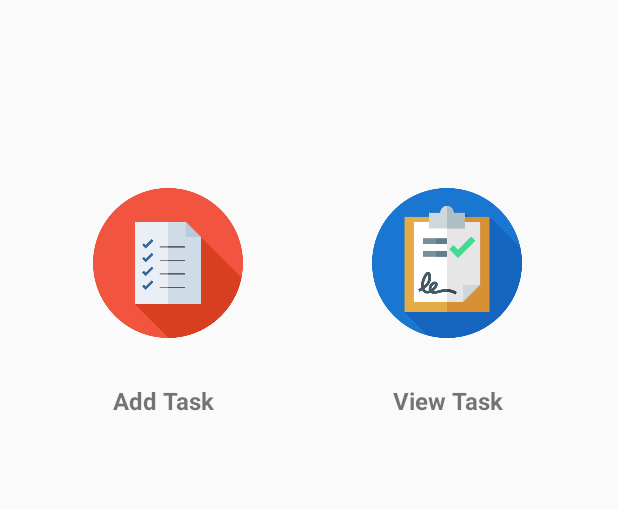
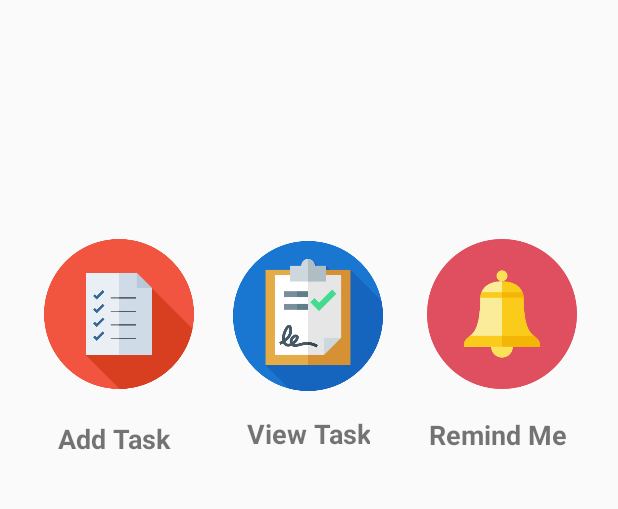
Before and after one commit to Treslang/Task-Master, an Android app: the Home screen opened directly, with no data from a screen before it, on a phone screen of 412 x 824 dp, the part 457-966 px from its top. Run offline under Robolectric (Android 15) with nearby library versions, the phone set to English and light mode, and no system bars.

Commit message:
app update

```diff
--- a/app/build.gradle
+++ b/app/build.gradle
@@ -8,7 +8,7 @@ android {
 
     defaultConfig {
         applicationId "com.example.taskmaster"
-        minSdkVersion 19
+        minSdkVersion 26
         targetSdkVersion 30
         versionCode 1
         versionName "1.0"
@@ -31,10 +31,12 @@ android {
 dependencies {
 
     implementation 'androidx.appcompat:appcompat:1.2.0'
+
     implementation 'com.google.android.material:material:1.2.1'
     implementation 'androidx.constraintlayout:constraintlayout:2.0.4'
     implementation fileTree(dir: 'libs', include: ['*.jar'])
     implementation 'com.google.android.material:material:1.3.0-alpha03'
+    implementation 'androidx.legacy:legacy-support-v4:1.0.0'
     testImplementation 'junit:junit:4.+'
     androidTestImplementation 'androidx.test.ext:junit:1.1.2'
     androidTestImplementation 'androidx.test.espresso:espresso-core:3.3.0'
--- a/app/src/main/AndroidManifest.xml
+++ b/app/src/main/AndroidManifest.xml
@@ -37,6 +37,8 @@
             android:parentActivityName=".MainActivity" />
         <activity android:name=".Home" />
 
+        <receiver android:name=".ReminderBroadcast"/>
+
     </application>
 
 </manifest>
--- a/app/src/main/java/com/example/taskmaster/Home.java
+++ b/app/src/main/java/com/example/taskmaster/Home.java
@@ -2,19 +2,26 @@ package com.example.taskmaster;
 
 import androidx.appcompat.app.AppCompatActivity;
 
+import android.app.AlarmManager;
+import android.app.NotificationChannel;
+import android.app.NotificationManager;
+import android.app.PendingIntent;
 import android.content.Intent;
+import android.os.Build;
 import android.os.Bundle;
 import android.view.View;
 import android.widget.ImageButton;
+import android.widget.Toast;
 
 public class Home extends AppCompatActivity {
     public ImageButton profile;
     public ImageButton daily;
-    public ImageButton weekly;
+    public ImageButton remind;
     @Override
     protected void onCreate(Bundle savedInstanceState) {
         super.onCreate(savedInstanceState);
         setContentView(R.layout.activity_home);
+        createNotificationChannel();
 
     profile = (ImageButton)findViewById(R.id.imageButton);
     profile.setOnClickListener(new View.OnClickListener() {
@@ -22,6 +29,27 @@ public class Home extends AppCompatActivity {
         public void onClick(View v) {
             openProfileActivity();
         }
+    });
+        remind = (ImageButton) findViewById(R.id.imageButton3);
+        remind.setOnClickListener(new View.OnClickListener() {
+        @Override
+        public void onClick(View v) {
+
+            Toast.makeText(Home.this, "Reminder Set", Toast.LENGTH_SHORT).show();
+
+            Intent intent = new Intent(Home.this,ReminderBroadcast.class);
+            PendingIntent pendingIntent = PendingIntent.getBroadcast(Home.this, 0, intent, 0);
+
+            AlarmManager alarmManager = (AlarmManager) getSystemService(ALARM_SERVICE);
+
+            long timeAtButtonClick = System.currentTimeMillis();
+            long tenSecondsInMillis = 1000 * 10;
+
+            alarmManager.set(AlarmManager.RTC_WAKEUP, timeAtButtonClick + tenSecondsInMillis, pendingIntent);
+
+        }
+
+
     });
 
 
@@ -50,4 +78,18 @@ public class Home extends AppCompatActivity {
         Intent profile = new Intent(this, Profile.class);
         startActivity(profile);
     }
+
+    private void createNotificationChannel(){
+
+        if (Build.VERSION.SDK_INT >= Build.VERSION_CODES.ECLAIR_0_1){
+            CharSequence name = "LemubitReminderChannel";
+            String description = "Channel for Lemubit Reminder";
+            int importance = NotificationManager.IMPORTANCE_DEFAULT;
+            NotificationChannel channel = new NotificationChannel("notifyLemubit" , name, importance);
+            channel.setDescription(description);
+
+            NotificationManager notificationManager = getSystemService(NotificationManager.class);
+            notificationManager.createNotificationChannel(channel);
+        }
+    }
 }
--- /dev/null
+++ b/app/src/main/res/drawable/ic_notification_appicon.xml
@@ -0,0 +1,4 @@
+<?xml version="1.0" encoding="utf-8"?>
+<selector xmlns:android="http://schemas.android.com/apk/res/android">
+
+</selector>
--- a/app/src/main/res/layout/activity_home.xml
+++ b/app/src/main/res/layout/activity_home.xml
@@ -18,17 +18,33 @@
         app:layout_constraintTop_toTopOf="parent"
         app:layout_constraintVertical_bias="0.058" />
 
+
     <ImageButton
         android:id="@+id/imageButton"
         android:layout_width="100dp"
         android:layout_height="100dp"
+        android:layout_marginStart="26dp"
+        android:layout_marginEnd="28dp"
+        android:layout_marginBottom="9dp"
         android:background="@drawable/weekly"
         app:layout_constraintBottom_toBottomOf="parent"
+        app:layout_constraintEnd_toStartOf="@+id/imageButton3"
+        app:layout_constraintHorizontal_bias="0.0"
+        app:layout_constraintStart_toEndOf="@+id/imageButton2"
+        app:layout_constraintTop_toTopOf="parent"
+        app:layout_constraintVertical_bias="0.651" />
+
+    <ImageButton
+        android:id="@+id/imageButton3"
+        android:layout_width="100dp"
+        android:layout_height="100dp"
+        android:background="@drawable/bell"
+        app:layout_constraintBottom_toBottomOf="parent"
         app:layout_constraintEnd_toEndOf="parent"
-        app:layout_constraintHorizontal_bias="0.794"
+        app:layout_constraintHorizontal_bias="0.913"
         app:layout_constraintStart_toStartOf="parent"
         app:layout_constraintTop_toTopOf="parent"
-        app:layout_constraintVertical_bias="0.594" />
+        app:layout_constraintVertical_bias="0.641" />
 
     <ImageButton
         android:id="@+id/imageButton2"
@@ -36,11 +52,11 @@
         android:layout_height="100dp"
         android:background="@drawable/daily"
         app:layout_constraintBottom_toBottomOf="parent"
-        app:layout_constraintEnd_toStartOf="@+id/imageButton"
-        app:layout_constraintHorizontal_bias="0.421"
+        app:layout_constraintEnd_toEndOf="parent"
+        app:layout_constraintHorizontal_bias="0.093"
         app:layout_constraintStart_toStartOf="parent"
         app:layout_constraintTop_toTopOf="parent"
-        app:layout_constraintVertical_bias="0.594" />
+        app:layout_constraintVertical_bias="0.641" />
 
     <TextView
         android:id="@+id/textView2"
@@ -48,30 +64,44 @@
         android:layout_height="wrap_content"
         android:gravity="center"
         android:text="View Task"
-        android:textSize="16dp"
+        android:textSize="18dp"
         android:textStyle="bold"
         app:layout_constraintBottom_toBottomOf="parent"
         app:layout_constraintEnd_toEndOf="parent"
-        app:layout_constraintHorizontal_bias="0.775"
+        app:layout_constraintHorizontal_bias="0.498"
         app:layout_constraintStart_toStartOf="parent"
         app:layout_constraintTop_toTopOf="parent"
-        app:layout_constraintVertical_bias="0.699" />
+        app:layout_constraintVertical_bias="0.727" />
 
     <TextView
         android:id="@+id/textView3"
-        android:layout_width="wrap_content"
-        android:layout_height="wrap_content"
+        android:layout_width="107dp"
+        android:layout_height="47dp"
         android:gravity="center"
         android:text="Add Task"
-        android:textSize="16dp"
-        android:textStyle="bold
-"
+        android:textSize="18dp"
+        android:textStyle="bold"
         app:layout_constraintBottom_toBottomOf="parent"
         app:layout_constraintEnd_toEndOf="parent"
-        app:layout_constraintHorizontal_bias="0.218"
+        app:layout_constraintHorizontal_bias="0.072"
         app:layout_constraintStart_toStartOf="parent"
         app:layout_constraintTop_toTopOf="parent"
-        app:layout_constraintVertical_bias="0.699" />
+        app:layout_constraintVertical_bias="0.738" />
+
+    <TextView
+        android:id="@+id/textView4"
+        android:layout_width="128dp"
+        android:layout_height="40dp"
+        android:gravity="center"
+        android:text="Remind Me"
+        android:textSize="18dp"
+        android:textStyle="bold"
+        app:layout_constraintBottom_toBottomOf="parent"
+        app:layout_constraintEnd_toEndOf="parent"
+        app:layout_constraintHorizontal_bias="0.943"
+        app:layout_constraintStart_toStartOf="parent"
+        app:layout_constraintTop_toTopOf="parent"
+        app:layout_constraintVertical_bias="0.733" />
 
     <TextView
         android:id="@+id/textView5"
--- a/app/src/main/res/values/strings.xml
+++ b/app/src/main/res/values/strings.xml
@@ -1,3 +1,5 @@
 <resources>
     <string name="app_name">TaskMaster</string>
+    <!-- TODO: Remove or change this placeholder text -->
+    <string name="hello_blank_fragment">Hello blank fragment</string>
 </resources>
--- a/build.gradle
+++ b/build.gradle
@@ -5,7 +5,7 @@ buildscript {
         jcenter()
     }
     dependencies {
-        classpath 'com.android.tools.build:gradle:4.1.1'
+        classpath 'com.android.tools.build:gradle:4.1.2'
 
         // NOTE: Do not place your application dependencies here; they belong
         // in the individual module build.gradle files
```
Also changed, not shown: app/src/main/java/com/example/taskmaster/Daily.java (+17 -2 lines), app/src/main/java/com/example/taskmaster/ReminderBroadcast.java (added, +26 -0 lines), app/src/main/res/layout/activity_daily.xml (+21 -1 lines), app/src/main/res/drawable-xhdpi/bell.png (added).
